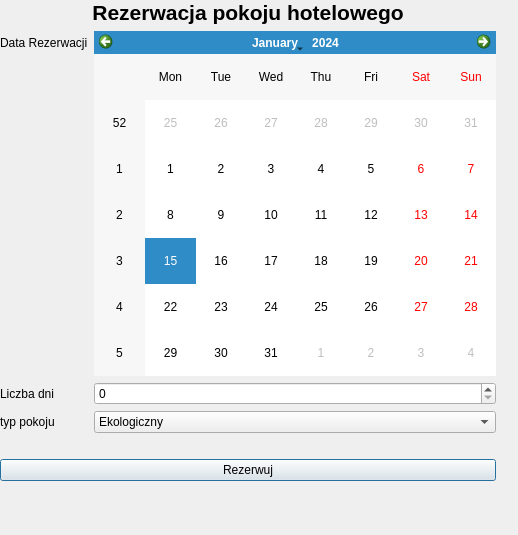
Above: layout.ui from KIX-p/reservationofrooms before the change. Below: the same form after it.
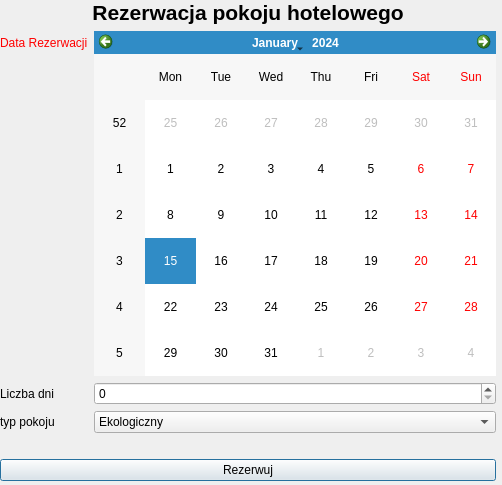
That is the form after the change.

```diff
--- a/layout.ui
+++ b/layout.ui
@@ -6,8 +6,8 @@
    <rect>
     <x>0</x>
     <y>0</y>
-    <width>518</width>
-    <height>535</height>
+    <width>502</width>
+    <height>485</height>
    </rect>
   </property>
   <property name="windowTitle">
@@ -47,6 +47,9 @@
      <layout class="QFormLayout" name="formLayout">
       <item row="0" column="0">
        <widget class="QLabel" name="label_2">
+        <property name="styleSheet">
+         <string notr="true">color:red</string>
+        </property>
         <property name="text">
          <string>Data Rezerwacji</string>
         </property>
```
Left out of the diff: 3 changed lines with no effect on the pictures.
